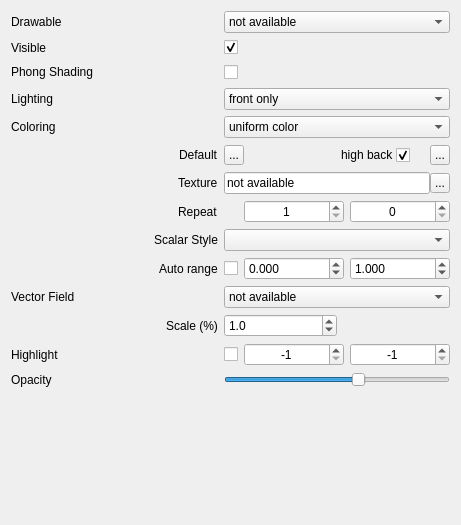
First picture: the form in applications/Mapple/widgets/widget_drawable_triangles.ui, repository LiangliangNan/Easy3D, before the edit.
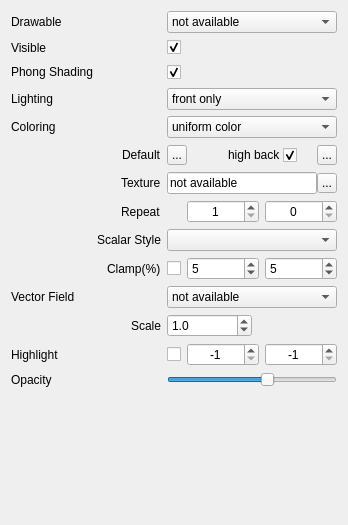
Second picture: the form after the edit. Icons and pictures are not drawn.

Commit message: allow to clamp upper/lower values of scalar fields

What changed in the file:
```diff
--- a/applications/Mapple/widgets/widget_drawable_triangles.ui
+++ b/applications/Mapple/widgets/widget_drawable_triangles.ui
@@ -6,7 +6,7 @@
    <rect>
     <x>0</x>
     <y>0</y>
-    <width>461</width>
+    <width>348</width>
     <height>525</height>
    </rect>
   </property>
@@ -459,7 +459,7 @@
        <item alignment="Qt::AlignRight">
         <widget class="QLabel" name="labelVectorFieldScale">
          <property name="text">
-          <string>Scale (%)</string>
+          <string>Scale</string>
          </property>
         </widget>
        </item>
@@ -580,8 +580,18 @@
      </item>
      <item row="9" column="1" colspan="2">
       <layout class="QGridLayout" name="gridLayout">
+       <item row="0" column="0">
+        <widget class="QCheckBox" name="checkBoxScalarFieldClamp">
+         <property name="toolTip">
+          <string>Check to clamp the specified percent of lower and upper values.</string>
+         </property>
+         <property name="text">
+          <string/>
+         </property>
+        </widget>
+       </item>
        <item row="0" column="1">
-        <widget class="QDoubleSpinBox" name="doubleSpinBoxScalarFieldAutoRangeMin">
+        <widget class="QSpinBox" name="spinBoxScalarFieldClampLower">
          <property name="sizePolicy">
           <sizepolicy hsizetype="Expanding" vsizetype="Preferred">
            <horstretch>0</horstretch>
@@ -594,22 +604,16 @@
            <height>0</height>
           </size>
          </property>
-         <property name="decimals">
-          <number>3</number>
-         </property>
-         <property name="minimum">
-          <double>-999999999999.000000000000000</double>
-         </property>
          <property name="maximum">
-          <double>999999999999.000000000000000</double>
+          <number>100</number>
          </property>
          <property name="value">
-          <double>0.000000000000000</double>
+          <number>5</number>
          </property>
         </widget>
        </item>
        <item row="0" column="2">
-        <widget class="QDoubleSpinBox" name="doubleSpinBoxScalarFieldAutoRangeMax">
+        <widget class="QSpinBox" name="spinBoxScalarFieldClampUpper">
          <property name="sizePolicy">
           <sizepolicy hsizetype="Expanding" vsizetype="Preferred">
            <horstretch>0</horstretch>
@@ -622,24 +626,11 @@
            <height>0</height>
           </size>
          </property>
-         <property name="decimals">
-          <number>3</number>
-         </property>
-         <property name="minimum">
-          <double>-999999999999.000000000000000</double>
-         </property>
          <property name="maximum">
-          <double>999999999999.000000000000000</double>
+          <number>100</number>
          </property>
          <property name="value">
-          <double>1.000000000000000</double>
-         </property>
-        </widget>
-       </item>
-       <item row="0" column="0">
-        <widget class="QCheckBox" name="checkBoxScalarFieldAutoRange">
-         <property name="text">
-          <string/>
+          <number>5</number>
          </property>
         </widget>
        </item>
@@ -834,6 +825,9 @@
          <property name="text">
           <string/>
          </property>
+         <property name="checked">
+          <bool>true</bool>
+         </property>
         </widget>
        </item>
        <item>
@@ -875,7 +869,7 @@
           </sizepolicy>
          </property>
          <property name="text">
-          <string>Auto range</string>
+          <string>Clamp(%)</string>
          </property>
         </widget>
        </item>
```
Left out of the diff: 12 changed lines with no effect on the pictures. The commit also changes 8 other files.
